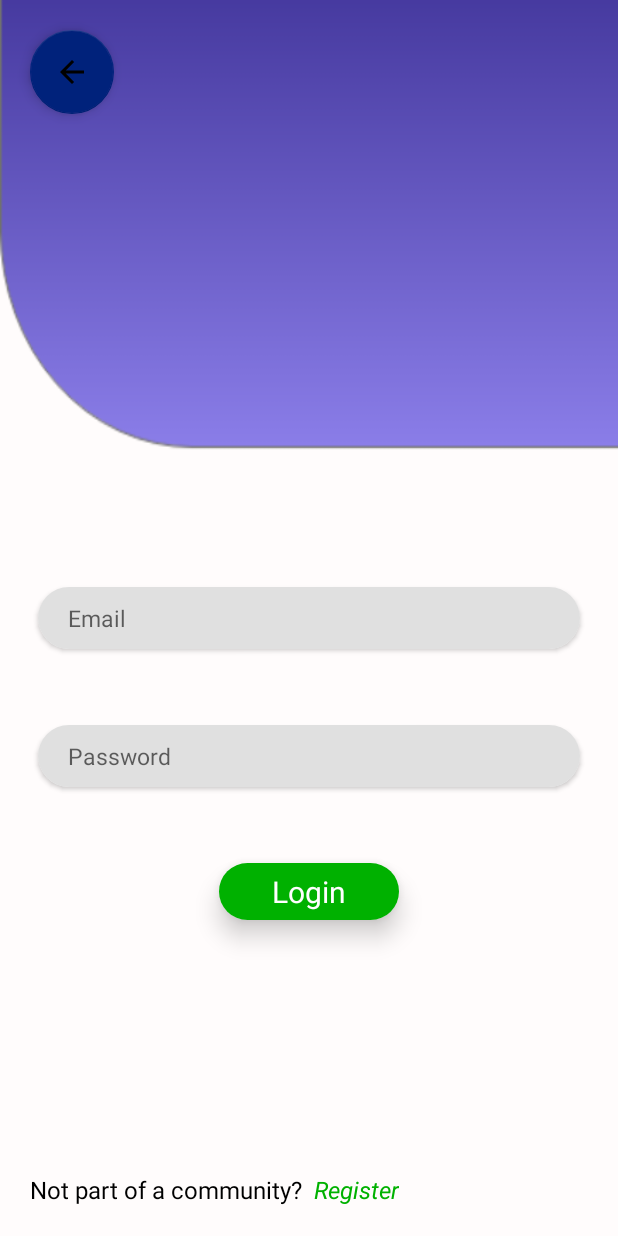
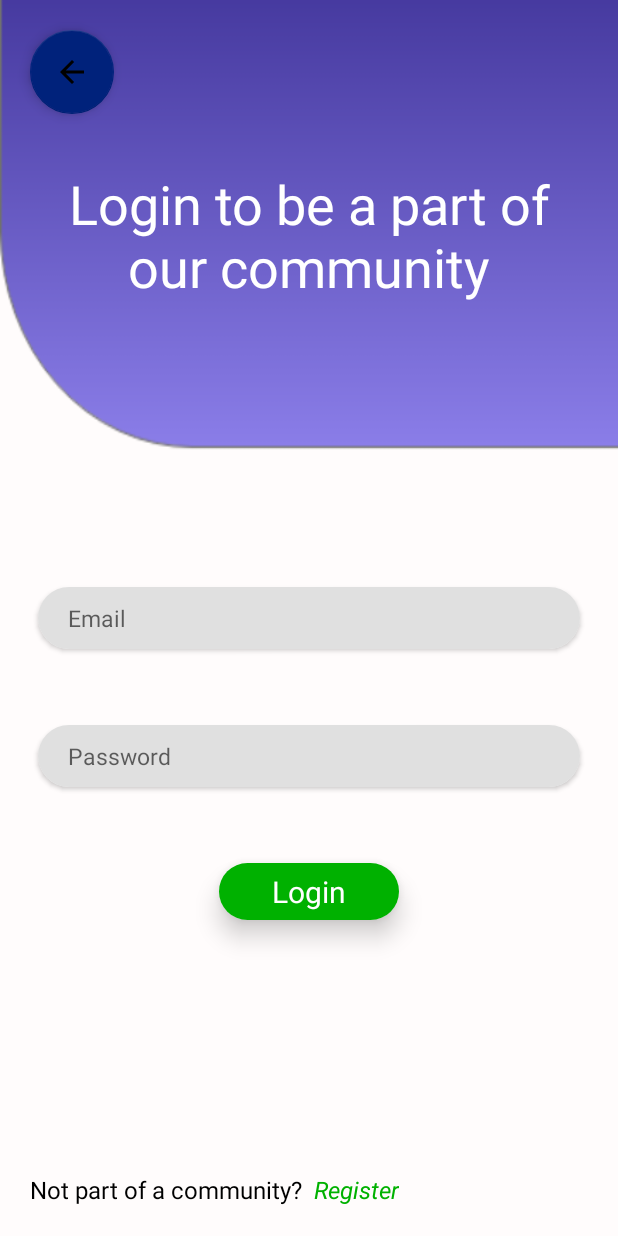
Before and after one commit to Ruthvikbr/Custom-Login-Screen, an Android app: the LoginActivity screen opened directly, with no data from a screen before it, on a phone screen of 412 x 824 dp. Run offline under Robolectric (Android 15) with nearby library versions, the phone set to English and light mode, and no system bars.

```diff
--- a/app/src/main/res/layout/activity_login.xml
+++ b/app/src/main/res/layout/activity_login.xml
@@ -16,7 +16,18 @@
         app:backgroundTint="#00227b"
         app:elevation="5dp"
         android:src="@drawable/ic_arrow_back_black_24dp"
+        />
 
+    <TextView
+        android:textColor="#ffffff"
+        android:textSize="36sp"
+        android:textAlignment="center"
+        android:layout_width="wrap_content"
+        android:layout_height="wrap_content"
+        android:layout_below="@id/loginBackButton"
+        android:layout_centerHorizontal="true"
+        android:text="@string/loginGreeting"
+        android:padding="15dp"
         />
     <androidx.cardview.widget.CardView
         android:id="@+id/emailCV"
--- a/app/src/main/res/layout/activity_register.xml
+++ b/app/src/main/res/layout/activity_register.xml
@@ -18,6 +18,7 @@
         app:elevation="5dp" />
 
     <TextView
+        android:id="@+id/signUpGreeting"
         android:layout_width="wrap_content"
         android:layout_height="wrap_content"
         android:layout_below="@id/signUpBackButton"
@@ -31,9 +32,9 @@
         android:id="@+id/nameCardView"
         android:layout_width="match_parent"
         android:layout_height="40dp"
-        android:layout_below="@id/signUpBackButton"
+        android:layout_below="@id/signUpGreeting"
         android:layout_marginLeft="25dp"
-        android:layout_marginTop="200dp"
+        android:layout_marginTop="150dp"
         android:layout_marginRight="25dp"
         app:cardBackgroundColor="#e0e0e0"
         app:cardCornerRadius="20dp"
--- a/app/src/main/res/values/strings.xml
+++ b/app/src/main/res/values/strings.xml
@@ -10,4 +10,5 @@
     <string name="name">Name</string>
     <string name="phone">Phone</string>
     <string name="signUpGreeting">Sign Up to join our Community!</string>
+    <string name="loginGreeting">Login to be a part of our community</string>
 </resources>
```
Also changed, not shown: app/src/main/java/com/loginScreen/sample/RegisterActivity.java (+43 -0 lines).
